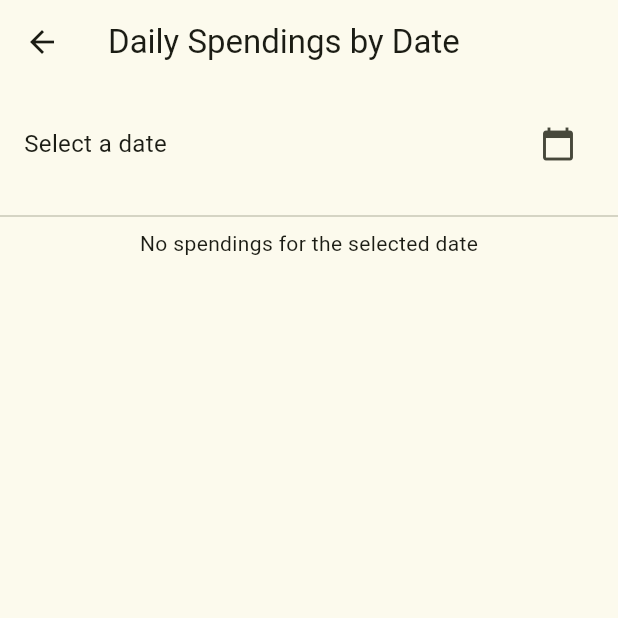
After one commit to jayjr36/finance_manager, a Flutter app: the screen it shows after launch, after a tap on "Spendings By Date", on a phone screen of 412 x 824 dp, the top half of it. The commit adds this screen. Run offline on Flutter 3.47's test engine with Material 3 defaults, Android fonts, the phone set to English and light mode, and no system bars; our stand-ins replace cloud_firestore, firebase_core; accounts and stored records are empty.

Commit message:
daily expenses

```diff
--- a/lib/expense.dart
+++ b/lib/expense.dart
@@ -1,7 +1,6 @@
-// ignore_for_file: no_leading_underscores_for_local_identifiers, use_build_context_synchronously
-
+import 'package:flutter/material.dart';
 import 'package:cloud_firestore/cloud_firestore.dart';
-import 'package:flutter/material.dart';
+import 'package:finance_manager/spendingsbydate.dart'; // Import the screen to navigate to
 
 class ExpenseScreen extends StatefulWidget {
   const ExpenseScreen({super.key});
@@ -14,6 +13,9 @@ class ExpenseScreenState extends State<ExpenseScreen> {
   final FirebaseFirestore _firestore = FirebaseFirestore.instance;
   List<Map<String, dynamic>> dailyExpenses = [];
   List<Map<String, dynamic>> weeklyExpenses = [];
+  double totalDailyExpenses = 0.0;
+  double totalWeeklyExpenses = 0.0;
+  double totalDailySpendings = 0.0;
 
   @override
   void initState() {
@@ -22,18 +24,34 @@ class ExpenseScreenState extends State<ExpenseScreen> {
   }
 
   Future<void> _fetchExpenses() async {
+    try {
       // Fetch daily expenses
-    QuerySnapshot dailySnapshot = await _firestore.collection('preset_daily_expenses').get();
+      QuerySnapshot dailySnapshot = await _firestore.collection('daily_expenses').get();
       List<Map<String, dynamic>> dailyData = dailySnapshot.docs.map((doc) => doc.data() as Map<String, dynamic>).toList();
 
       // Fetch weekly expenses
-    QuerySnapshot weeklySnapshot = await _firestore.collection('preset_weekly_expenses').get();
+      QuerySnapshot weeklySnapshot = await _firestore.collection('weekly_expenses').get();
       List<Map<String, dynamic>> weeklyData = weeklySnapshot.docs.map((doc) => doc.data() as Map<String, dynamic>).toList();
+
+      // Calculate total daily expenses
+      double dailyTotal = dailySnapshot.docs.fold(0, (sum, doc) => sum + (doc.data() as Map<String, dynamic>)['amount']);
+
+      // Calculate total weekly expenses
+      double weeklyTotal = weeklySnapshot.docs.fold(0, (sum, doc) => sum + (doc.data() as Map<String, dynamic>)['amount']);
 
       setState(() {
         dailyExpenses = dailyData;
         weeklyExpenses = weeklyData;
+        totalDailyExpenses = dailyTotal;
+        totalWeeklyExpenses = weeklyTotal;
       });
+
+      // Debug prints to verify data
+      print('Daily Expenses: $dailyExpenses');
+      print('Weekly Expenses: $weeklyExpenses');
+    } catch (e) {
+      print('Error fetching expenses: $e');
+    }
   }
 
   Future<void> _addExpense(String collection) async {
@@ -60,11 +78,19 @@ class ExpenseScreenState extends State<ExpenseScreen> {
         actions: [
           TextButton(
             onPressed: () async {
+              try {
                 String name = _nameController.text;
                 double amount = double.parse(_amountController.text);
-              await _firestore.collection(collection).add({'name': name, 'amount': amount, 'timestamp': Timestamp.now()});
+                await _firestore.collection(collection).add({
+                  'name': name,
+                  'amount': amount,
+                  'timestamp': Timestamp.now()
+                });
                 Navigator.of(context).pop();
                 _fetchExpenses();
+              } catch (e) {
+                print('Error adding expense: $e');
+              }
             },
             child: const Text('Add'),
           ),
@@ -113,6 +139,20 @@ class ExpenseScreenState extends State<ExpenseScreen> {
               ),
             ],
           ),
+          ElevatedButton(
+            onPressed: () {
+              Navigator.push(
+                context,
+                MaterialPageRoute(builder: (context) => const DailySpendingByDateScreen()),
+              );
+            },
+            child: const Text('Spendings By Date'),
+          ),
+          SizedBox(height: 20), // Add some space for better separation
+          // Display total values for daily expenses, weekly expenses, and daily spendings
+          Text('Total Daily Expenses: \$${totalDailyExpenses.toStringAsFixed(2)}'),
+          Text('Total Weekly Expenses: \$${totalWeeklyExpenses.toStringAsFixed(2)}'),
+          Text('Total Daily Spendings: \$${totalDailySpendings.toStringAsFixed(2)}'),
         ],
       ),
     );
--- a/lib/home.dart
+++ b/lib/home.dart
@@ -1,5 +1,5 @@
 import 'package:finance_manager/dailyinput.dart';
-import 'package:finance_manager/dailytracker.dart';
+import 'package:finance_manager/dailyanalysis.dart';
 import 'package:finance_manager/expense.dart';
 import 'package:finance_manager/incomes.dart';
 import 'package:flutter/material.dart';
--- /dev/null
+++ b/lib/spendingsbydate.dart
@@ -0,0 +1,98 @@
+import 'package:cloud_firestore/cloud_firestore.dart';
+import 'package:flutter/material.dart';
+import 'package:intl/intl.dart';
+
+class DailySpendingByDateScreen extends StatefulWidget {
+  const DailySpendingByDateScreen({super.key});
+
+  @override
+  DailySpendingByDateScreenState createState() => DailySpendingByDateScreenState();
+}
+
+class DailySpendingByDateScreenState extends State<DailySpendingByDateScreen> {
+  final FirebaseFirestore _firestore = FirebaseFirestore.instance;
+  DateTime? selectedDate;
+  List<Map<String, dynamic>> dailySpendings = [];
+
+  @override
+  void initState() {
+    super.initState();
+  }
+
+  Future<void> _fetchDailySpendings(DateTime date) async {
+    Timestamp startOfDay = Timestamp.fromDate(DateTime(date.year, date.month, date.day, 0, 0, 0));
+    Timestamp endOfDay = Timestamp.fromDate(DateTime(date.year, date.month, date.day, 23, 59, 59));
+
+    QuerySnapshot snapshot = await _firestore.collection('daily_spending')
+      .where('timestamp', isGreaterThanOrEqualTo: startOfDay)
+      .where('timestamp', isLessThanOrEqualTo: endOfDay)
+      .get();
+
+    setState(() {
+      dailySpendings = snapshot.docs.map((doc) => doc.data() as Map<String, dynamic>).toList();
+    });
+  }
+
+  Future<void> _selectDate(BuildContext context) async {
+    final DateTime? picked = await showDatePicker(
+      context: context,
+      initialDate: selectedDate ?? DateTime.now(),
+      firstDate: DateTime(2000),
+      lastDate: DateTime(2101),
+    );
+    if (picked != null && picked != selectedDate) {
+      setState(() {
+        selectedDate = picked;
+      });
+      _fetchDailySpendings(picked);
+    }
+  }
+
+  @override
+  Widget build(BuildContext context) {
+    return Scaffold(
+      appBar: AppBar(
+        title: const Text('Daily Spendings by Date'),
+      ),
+      body: Column(
+        children: [
+          Padding(
+            padding: const EdgeInsets.all(16.0),
+            child: Row(
+              children: [
+                Expanded(
+                  child: Text(
+                    selectedDate == null
+                        ? 'Select a date'
+                        : 'Selected Date: ${DateFormat.yMMMd().format(selectedDate!)}',
+                    style: const TextStyle(fontSize: 16),
+                  ),
+                ),
+                IconButton(
+                  icon: const Icon(Icons.calendar_today),
+                  onPressed: () => _selectDate(context),
+                ),
+              ],
+            ),
+          ),
+          const Divider(),
+          dailySpendings.isEmpty
+              ? const Center(child: Text('No spendings for the selected date'))
+              : Expanded(
+                  child: ListView.builder(
+                    itemCount: dailySpendings.length,
+                    itemBuilder: (context, index) {
+                      final spending = dailySpendings[index];
+                      return ListTile(
+                        title: Text('${spending['name']} - \$${spending['amount'].toStringAsFixed(2)}'),
+                        subtitle: Text((spending['timestamp'] as Timestamp).toDate().toString()),
+                      );
+                    },
+                  ),
+                ),
+        ],
+      ),
+
+    );
+  }
+}
--- a/pubspec.yaml
+++ b/pubspec.yaml
@@ -39,6 +39,7 @@ dependencies:
   cloud_firestore: ^4.17.4
   firebase_auth: ^4.19.6
   loading_overlay: ^0.3.0
+  intl: ^0.19.0
 
 dev_dependencies:
   flutter_test:
```
Also changed, not shown: lib/dailyanalysis.dart (added, +172 -0 lines), lib/dailyinput.dart (+76 -83 lines), lib/dailytracker.dart (deleted, +0 -68 lines), pubspec.lock. Lines whose indentation alone changed are shown as unchanged.
